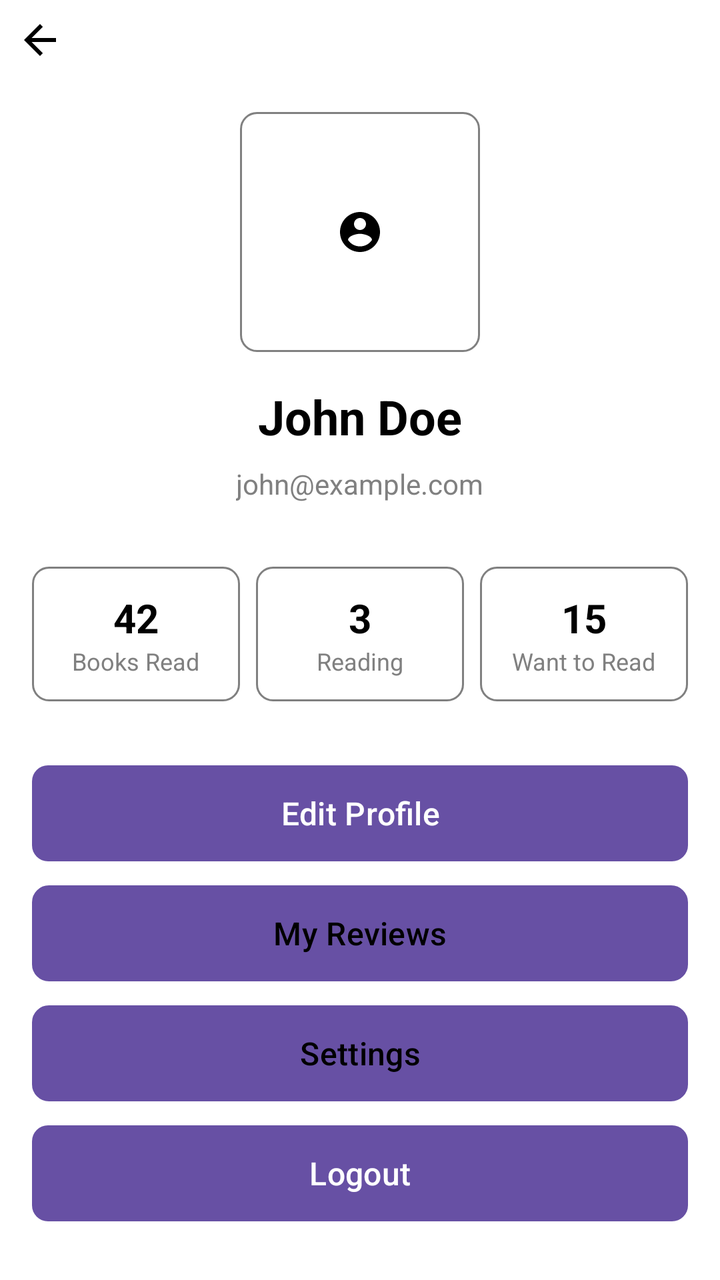
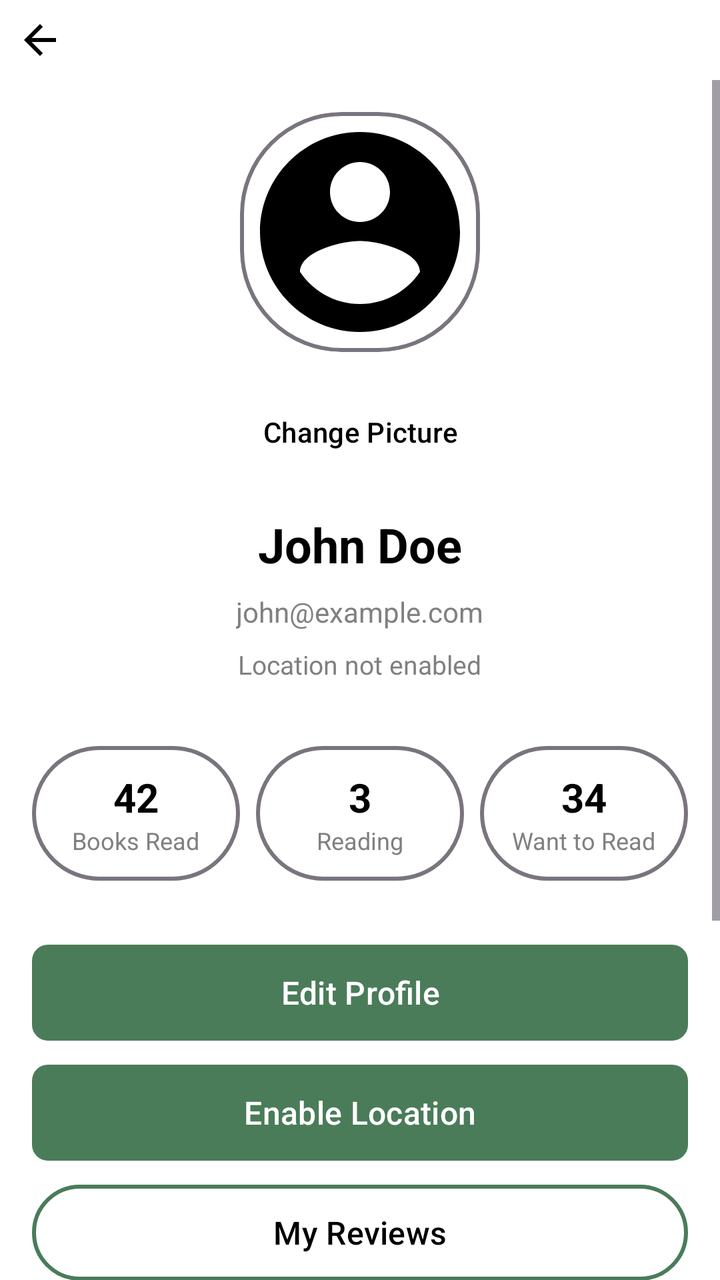

Before-and-after screenshots of an Android layout around one commit, followed by the original layout XML and the change that was made.
<!-- AndroidManifest.xml: application theme Theme.Alcove -->
<!-- res/layout/activity_user_profile.xml -->
<?xml version="1.0" encoding="utf-8"?>
<androidx.constraintlayout.widget.ConstraintLayout xmlns:android="http://schemas.android.com/apk/res/android"
    xmlns:app="http://schemas.android.com/apk/res-auto"
    xmlns:tools="http://schemas.android.com/tools"
    android:id="@+id/main"
    android:layout_width="match_parent"
    android:layout_height="match_parent"
    android:background="@color/white"
    tools:context=".UserProfileActivity"
    tools:ignore="MissingDefaultResource">

    
    <ImageView
        android:id="@+id/backButton"
        android:layout_width="40dp"
        android:layout_height="40dp"
        android:padding="8dp"
        android:src="@drawable/ic_back"
        android:contentDescription="Back"
        android:scaleType="centerInside"
        app:layout_constraintTop_toTopOf="parent"
        app:layout_constraintStart_toStartOf="parent" />

    
    <ScrollView
        android:layout_width="match_parent"
        android:layout_height="0dp"
        app:layout_constraintTop_toBottomOf="@+id/backButton"
        app:layout_constraintStart_toStartOf="parent"
        app:layout_constraintEnd_toEndOf="parent"
        app:layout_constraintBottom_toBottomOf="parent">

        <LinearLayout
            android:layout_width="match_parent"
            android:layout_height="wrap_content"
            android:orientation="vertical"
            android:padding="16dp"
            android:gravity="center">

            
            <ImageView
                android:id="@+id/profileImage"
                android:layout_width="120dp"
                android:layout_height="120dp"
                android:src="@drawable/ic_profile"
                android:scaleType="centerInside"
                android:background="@drawable/rounded_input_background"
                android:layout_marginBottom="16dp" />

            
            <TextView
                android:id="@+id/userName"
                android:layout_width="wrap_content"
                android:layout_height="wrap_content"
                android:text="John Doe"
                android:textSize="24sp"
                android:textStyle="bold"
                android:textColor="@color/black"
                android:layout_marginBottom="8dp" />

            
            <TextView
                android:id="@+id/userEmail"
                android:layout_width="wrap_content"
                android:layout_height="wrap_content"
                android:text="john@example.com"
                android:textSize="14sp"
                android:textColor="@color/gray"
                android:layout_marginBottom="32dp" />

            
            <LinearLayout
                android:layout_width="match_parent"
                android:layout_height="wrap_content"
                android:orientation="horizontal"
                android:gravity="center"
                android:layout_marginBottom="32dp">

                <LinearLayout
                    android:layout_width="0dp"
                    android:layout_height="wrap_content"
                    android:layout_weight="1"
                    android:orientation="vertical"
                    android:gravity="center"
                    android:padding="12dp"
                    android:background="@drawable/rounded_input_background">

                    <TextView
                        android:id="@+id/booksReadCount"
                        android:layout_width="wrap_content"
                        android:layout_height="wrap_content"
                        android:text="42"
                        android:textSize="20sp"
                        android:textStyle="bold"
                        android:textColor="@color/black" />

                    <TextView
                        android:layout_width="wrap_content"
                        android:layout_height="wrap_content"
                        android:text="Books Read"
                        android:textSize="12sp"
                        android:textColor="@color/gray" />

                </LinearLayout>

                <LinearLayout
                    android:layout_width="0dp"
                    android:layout_height="wrap_content"
                    android:layout_weight="1"
                    android:orientation="vertical"
                    android:gravity="center"
                    android:padding="12dp"
                    android:layout_marginStart="8dp"
                    android:layout_marginEnd="8dp"
                    android:background="@drawable/rounded_input_background">

                    <TextView
                        android:id="@+id/currentlyReadingCount"
                        android:layout_width="wrap_content"
                        android:layout_height="wrap_content"
                        android:text="3"
                        android:textSize="20sp"
                        android:textStyle="bold"
                        android:textColor="@color/black" />

                    <TextView
                        android:layout_width="wrap_content"
                        android:layout_height="wrap_content"
                        android:text="Reading"
                        android:textSize="12sp"
                        android:textColor="@color/gray" />

                </LinearLayout>

                <LinearLayout
                    android:layout_width="0dp"
                    android:layout_height="wrap_content"
                    android:layout_weight="1"
                    android:orientation="vertical"
                    android:gravity="center"
                    android:padding="12dp"
                    android:background="@drawable/rounded_input_background">

                    <TextView
                        android:id="@+id/wantToReadCount"
                        android:layout_width="wrap_content"
                        android:layout_height="wrap_content"
                        android:text="15"
                        android:textSize="20sp"
                        android:textStyle="bold"
                        android:textColor="@color/black" />

                    <TextView
                        android:layout_width="wrap_content"
                        android:layout_height="wrap_content"
                        android:text="Want to Read"
                        android:textSize="12sp"
                        android:textColor="@color/gray" />

                </LinearLayout>

            </LinearLayout>

            
            <Button
                android:id="@+id/editProfileBtn"
                android:layout_width="match_parent"
                android:layout_height="48dp"
                android:text="Edit Profile"
                android:textSize="16sp"
                android:textColor="@color/white"
                android:background="@drawable/rounded_button_background"
                android:layout_marginBottom="12dp" />

            
            <Button
                android:id="@+id/myReviewsBtn"
                android:layout_width="match_parent"
                android:layout_height="48dp"
                android:text="My Reviews"
                android:textSize="16sp"
                android:textColor="@color/black"
                android:background="@drawable/rounded_input_background"
                android:layout_marginBottom="12dp" />

            
            <Button
                android:id="@+id/settingsBtn"
                android:layout_width="match_parent"
                android:layout_height="48dp"
                android:text="Settings"
                android:textSize="16sp"
                android:textColor="@color/black"
                android:background="@drawable/rounded_input_background"
                android:layout_marginBottom="12dp" />

            
            <Button
                android:id="@+id/logoutBtn"
                android:layout_width="match_parent"
                android:layout_height="48dp"
                android:text="Logout"
                android:textSize="16sp"
                android:textColor="@color/white"
                android:background="@drawable/rounded_button_background" />

        </LinearLayout>

    </ScrollView>

</androidx.constraintlayout.widget.ConstraintLayout>
<!-- resources referenced by this layout -->
<resources>
  <color name="black">#FF000000</color>
  <color name="gray">#FF808080</color>
  <color name="white">#FFFFFFFF</color>
  <!-- drawable ic_back (drawable) -->
  <?xml version="1.0" encoding="utf-8"?>
  <vector xmlns:android="http://schemas.android.com/apk/res/android"
      android:width="24dp"
      android:height="24dp"
      android:viewportWidth="24"
      android:viewportHeight="24">
      <path
          android:fillColor="#FF000000"
          android:pathData="M20,11H7.83l5.59,-5.59L12,4l-8,8 8,8 1.41,-1.41L7.83,13H20v-2z" />
  </vector>
  <!-- drawable rounded_button_background (drawable) -->
  <?xml version="1.0" encoding="utf-8"?>
  <shape xmlns:android="http://schemas.android.com/apk/res/android"
      android:shape="rectangle">
      <solid android:color="@color/teal_700" />
      <corners android:radius="8dp" />
  </shape>
  <!-- drawable rounded_input_background (drawable) -->
  <?xml version="1.0" encoding="utf-8"?>
  <shape xmlns:android="http://schemas.android.com/apk/res/android"
      android:shape="rectangle">
      <solid android:color="#FFFFFFFF" />
      <stroke android:color="@color/gray" android:width="1dp" />
      <corners android:radius="8dp" />
  </shape>
  <style name="Theme.Alcove" parent="Base.Theme.Alcove" />
  <color name="teal_700">#FF018786</color>
  <style name="Base.Theme.Alcove" parent="Theme.Material3.DayNight.NoActionBar">
          
          
      </style>
  <!-- unchanged entries left out for length: 1 -->
</resources>

<!-- the commit's change to res/layout/activity_user_profile.xml (unified diff, before → after) -->
@@ -43,8 +43,20 @@
                 android:layout_width="120dp"
                 android:layout_height="120dp"
                 android:src="@drawable/ic_profile"
-                android:scaleType="centerInside"
-                android:background="@drawable/rounded_input_background"
+                android:scaleType="centerCrop"
+                android:background="@drawable/rounded_input_background"
+                android:clipToOutline="true"
+                android:layout_marginBottom="16dp" />
+
+            
+            <Button
+                android:id="@+id/changeProfilePicBtn"
+                android:layout_width="wrap_content"
+                android:layout_height="48dp"
+                android:text="Change Picture"
+                android:textSize="14sp"
+                android:textColor="@color/black"
+                android:background="@android:color/transparent"
                 android:layout_marginBottom="16dp" />
 
             
@@ -66,6 +78,28 @@
                 android:text="john@example.com"
                 android:textSize="14sp"
                 android:textColor="@color/gray"
+                android:layout_marginBottom="8dp" />
+
+            
+            <TextView
+                android:id="@+id/userBio"
+                android:layout_width="wrap_content"
+                android:layout_height="wrap_content"
+                android:text="Book lover and avid reader. Always looking for the next great story!"
+                android:textSize="13sp"
+                android:textColor="@color/gray"
+                android:layout_marginBottom="8dp"
+                android:visibility="gone" />
+
+            
+            <TextView
+                android:id="@+id/userLocation"
+                android:layout_width="wrap_content"
+                android:layout_height="wrap_content"
+                android:text="Location not enabled"
+                android:textSize="13sp"
+                android:textColor="@color/gray"
+                android:visibility="visible"
                 android:layout_marginBottom="32dp" />
 
             
@@ -145,7 +179,7 @@
                         android:id="@+id/wantToReadCount"
                         android:layout_width="wrap_content"
                         android:layout_height="wrap_content"
-                        android:text="15"
+                        android:text="34"
                         android:textSize="20sp"
                         android:textStyle="bold"
                         android:textColor="@color/black" />
@@ -174,10 +208,43 @@
 
             
             <Button
+                android:id="@+id/enableLocationBtn"
+                android:layout_width="match_parent"
+                android:layout_height="48dp"
+                android:text="Enable Location"
+                android:textSize="16sp"
+                android:textColor="@color/white"
+                android:background="@drawable/rounded_button_background"
+                android:layout_marginBottom="12dp" />
+
+            
+            <Button
                 android:id="@+id/myReviewsBtn"
                 android:layout_width="match_parent"
                 android:layout_height="48dp"
                 android:text="My Reviews"
+                android:textSize="16sp"
+                android:textColor="@color/black"
+                android:background="@drawable/rounded_input_background"
+                android:layout_marginBottom="12dp" />
+
+            
+            <Button
+                android:id="@+id/preferencesBtn"
+                android:layout_width="match_parent"
+                android:layout_height="48dp"
+                android:text="Preferences"
+                android:textSize="16sp"
+                android:textColor="@color/black"
+                android:background="@drawable/rounded_input_background"
+                android:layout_marginBottom="12dp" />
+
+            
+            <Button
+                android:id="@+id/readingStatsBtn"
+                android:layout_width="match_parent"
+                android:layout_height="48dp"
+                android:text="Reading Statistics"
                 android:textSize="16sp"
                 android:textColor="@color/black"
                 android:background="@drawable/rounded_input_background"
<!-- resource entries referenced after the edit -->
@@ -18,23 +18,62 @@
   <?xml version="1.0" encoding="utf-8"?>
   <shape xmlns:android="http://schemas.android.com/apk/res/android"
       android:shape="rectangle">
-      <solid android:color="@color/teal_700" />
+      <solid android:color="@color/primary" />
       <corners android:radius="8dp" />
   </shape>
   <!-- drawable rounded_input_background (drawable) -->
   <?xml version="1.0" encoding="utf-8"?>
   <shape xmlns:android="http://schemas.android.com/apk/res/android"
       android:shape="rectangle">
-      <solid android:color="#FFFFFFFF" />
-      <stroke android:color="@color/gray" android:width="1dp" />
-      <corners android:radius="8dp" />
+      <solid android:color="@android:color/transparent" />
+      <corners android:radius="50dp" /> 
+      <stroke
+          android:width="2dp"
+          android:color="@color/outline" /> 
   </shape>
   <style name="Theme.Alcove" parent="Base.Theme.Alcove" />
-  <color name="teal_700">#FF018786</color>
-  <style name="Base.Theme.Alcove" parent="Theme.Material3.DayNight.NoActionBar">
+  <color name="primary">#4A7C59</color>
+  <color name="outline">#79747E</color>
+  <style name="Base.Theme.Alcove" parent="Theme.Material3.Light.NoActionBar">
           
-          
+          <item name="colorPrimary">@color/primary</item>
+          <item name="colorOnPrimary">@color/on_primary</item>
+          <item name="colorPrimaryContainer">@color/primary_light</item>
+          <item name="colorOnPrimaryContainer">@color/on_primary</item>
+          <item name="colorSecondary">@color/secondary</item>
+          <item name="colorOnSecondary">@color/on_secondary</item>
+          <item name="colorSecondaryContainer">@color/secondary_light</item>
+          <item name="colorOnSecondaryContainer">@color/on_secondary</item>
+          <item name="colorTertiary">@color/secondary</item>
+          <item name="colorOnTertiary">@color/on_secondary</item>
+          <item name="colorTertiaryContainer">@color/secondary_light</item>
+          <item name="colorOnTertiaryContainer">@color/on_secondary</item>
+          <item name="colorError">@color/error</item>
+          <item name="colorOnError">@color/white</item>
+          <item name="colorErrorContainer">@color/error</item>
+          <item name="colorOnErrorContainer">@color/white</item>
+          <item name="colorSurface">@color/surface</item>
+          <item name="colorOnSurface">@color/on_surface</item>
+          <item name="colorSurfaceVariant">@color/surface_variant</item>
+          <item name="colorOnSurfaceVariant">@color/on_surface_variant</item>
+          <item name="colorOutline">@color/outline</item>
+          <item name="colorOutlineVariant">@color/outline_variant</item>
+          <item name="android:colorBackground">@color/background</item>
+          <item name="colorOnBackground">@color/on_background</item>
       </style>
+  <color name="on_primary">#FFFFFF</color>
+  <color name="primary_light">#7A9B7E</color>
+  <color name="secondary">#D4A574</color>
+  <color name="on_secondary">#000000</color>
+  <color name="secondary_light">#E8C49A</color>
+  <color name="error">#BA1A1A</color>
+  <color name="surface">#FFFFFF</color>
+  <color name="on_surface">#1C1B1F</color>
+  <color name="surface_variant">#E7E0EC</color>
+  <color name="on_surface_variant">#49454F</color>
+  <color name="outline_variant">#CAC4D0</color>
+  <color name="background">#FEFCF8</color>
+  <color name="on_background">#1C1B1F</color>
   <!-- unchanged entries left out for length: 1 -->
 </resources>
 
